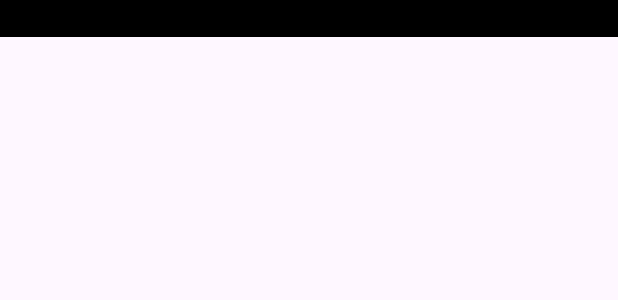
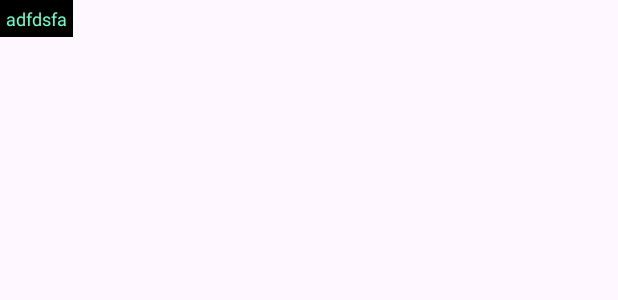
Before and after one commit to orangeshop/Signal, an Android app: the layout item_tag.xml on its own in the app's theme, with its tools: preview values and no code run, on a phone screen of 412 x 824 dp. Shown: the top 300 px of the screen. Run offline under Robolectric (Android 15) with nearby library versions, the light colour scheme and no system bars.

Commit message:
style: layout_width 수정

```diff
--- a/android/Signal/app/src/main/res/layout/item_tag.xml
+++ b/android/Signal/app/src/main/res/layout/item_tag.xml
@@ -1,15 +1,17 @@
 <?xml version="1.0" encoding="utf-8"?>
 <layout xmlns:android="http://schemas.android.com/apk/res/android"
-    xmlns:app="http://schemas.android.com/apk/res-auto">
+    xmlns:app="http://schemas.android.com/apk/res-auto"
+    xmlns:tools="http://schemas.android.com/tools">
 
     <data>
+
         <variable
             name="tag"
             type="com.ongo.signal.data.model.main.TagDTO" />
     </data>
 
     <androidx.constraintlayout.widget.ConstraintLayout
-        android:layout_width="match_parent"
+        android:layout_width="wrap_content"
         android:layout_height="wrap_content"
         android:background="@color/black">
 
@@ -22,7 +24,8 @@
             android:textColor="@color/mint"
             android:textSize="12sp"
             app:layout_constraintStart_toStartOf="parent"
-            app:layout_constraintTop_toTopOf="parent" />
+            app:layout_constraintTop_toTopOf="parent"
+            tools:text="adfdsfa" />
 
     </androidx.constraintlayout.widget.ConstraintLayout>
 </layout>
```
